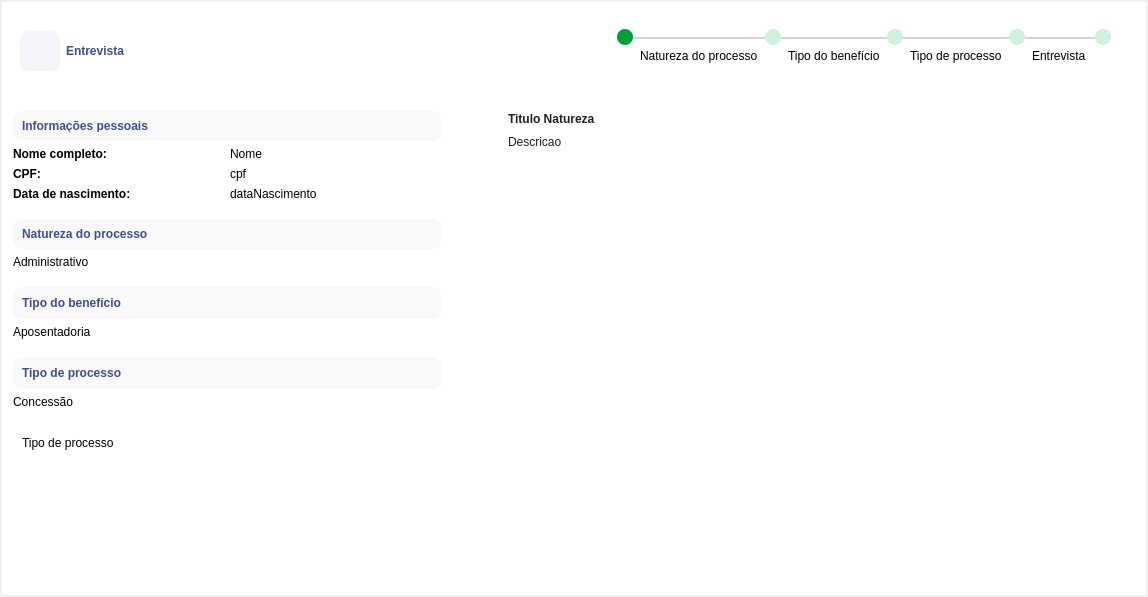
The window that Design/UI/newEntrevistaPrincipal.ui (newprev/PrevCliente) describes before a commit, drawn with Qt 5.
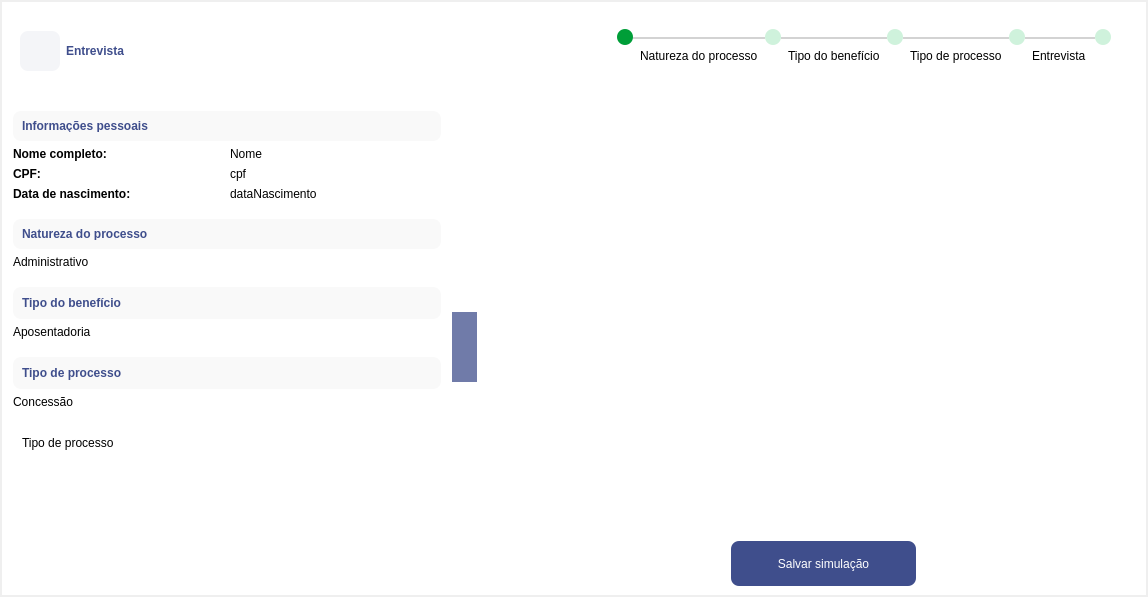
The same window after the commit. The open tabs and pages were chosen to show the change. Icons and pictures are not drawn.

Commit message: Implementação dos cards de simulações

Patch:
```diff
--- a/Design/UI/newEntrevistaPrincipal.ui
+++ b/Design/UI/newEntrevistaPrincipal.ui
@@ -1759,6 +1759,161 @@
              </item>
             </layout>
            </widget>
+           <widget class="QWidget" name="pgSimulacao">
+            <property name="styleSheet">
+             <string notr="true">/* ---------------- QWidget ----------------- */
+#pgSimulacao, #frItensSimulacao, #scaSimulacoes {
+	background-color: white;
+}
+
+/* ------------------ Push Button --------------------*/
+#pbInfoCliente {
+	font: 12pt &quot;Avenir LT Std&quot;;
+
+	background-color:	 rgba(63, 78, 140, 190);
+	color: white;
+	border: 0px solid none;
+
+	background-image: url(:/proximo/next.png);
+	background-position: center;
+	background-repeat: no-repeat;
+}
+
+#pbSalvarSimulacao {
+	font: 12pt &quot;Avenir LT Std&quot;;
+	color: white;
+
+	border-radius: 8px;
+	padding: 10px;
+	background-color: #3F4E8C;
+}
+
+</string>
+            </property>
+            <layout class="QHBoxLayout" name="horizontalLayout_7">
+             <property name="spacing">
+              <number>24</number>
+             </property>
+             <property name="leftMargin">
+              <number>0</number>
+             </property>
+             <property name="topMargin">
+              <number>0</number>
+             </property>
+             <property name="rightMargin">
+              <number>0</number>
+             </property>
+             <property name="bottomMargin">
+              <number>0</number>
+             </property>
+             <item alignment="Qt::AlignLeft|Qt::AlignVCenter">
+              <widget class="QPushButton" name="pbInfoCliente">
+               <property name="minimumSize">
+                <size>
+                 <width>25</width>
+                 <height>70</height>
+                </size>
+               </property>
+               <property name="maximumSize">
+                <size>
+                 <width>25</width>
+                 <height>70</height>
+                </size>
+               </property>
+               <property name="text">
+                <string/>
+               </property>
+               <property name="default">
+                <bool>false</bool>
+               </property>
+               <property name="flat">
+                <bool>false</bool>
+               </property>
+              </widget>
+             </item>
+             <item>
+              <widget class="QFrame" name="frItensSimulacao">
+               <property name="sizePolicy">
+                <sizepolicy hsizetype="MinimumExpanding" vsizetype="Preferred">
+                 <horstretch>0</horstretch>
+                 <verstretch>0</verstretch>
+                </sizepolicy>
+               </property>
+               <property name="frameShape">
+                <enum>QFrame::NoFrame</enum>
+               </property>
+               <property name="frameShadow">
+                <enum>QFrame::Raised</enum>
+               </property>
+               <layout class="QGridLayout" name="gridLayout_6">
+                <item row="0" column="0" colspan="2">
+                 <widget class="QScrollArea" name="scrollAreaSimulacoes">
+                  <property name="sizePolicy">
+                   <sizepolicy hsizetype="Preferred" vsizetype="Preferred">
+                    <horstretch>0</horstretch>
+                    <verstretch>0</verstretch>
+                   </sizepolicy>
+                  </property>
+                  <property name="frameShape">
+                   <enum>QFrame::NoFrame</enum>
+                  </property>
+                  <property name="sizeAdjustPolicy">
+                   <enum>QAbstractScrollArea::AdjustToContents</enum>
+                  </property>
+                  <property name="widgetResizable">
+                   <bool>true</bool>
+                  </property>
+                  <property name="alignment">
+                   <set>Qt::AlignCenter</set>
+                  </property>
+                  <widget class="QWidget" name="scaSimulacoes">
+                   <property name="geometry">
+                    <rect>
+                     <x>0</x>
+                     <y>0</y>
+                     <width>627</width>
+                     <height>426</height>
+                    </rect>
+                   </property>
+                   <property name="sizePolicy">
+                    <sizepolicy hsizetype="MinimumExpanding" vsizetype="Preferred">
+                     <horstretch>0</horstretch>
+                     <verstretch>0</verstretch>
+                    </sizepolicy>
+                   </property>
+                  </widget>
+                 </widget>
+                </item>
+                <item row="1" column="0" colspan="2" alignment="Qt::AlignHCenter">
+                 <widget class="QPushButton" name="pbSalvarSimulacao">
+                  <property name="minimumSize">
+                   <size>
+                    <width>185</width>
+                    <height>45</height>
+                   </size>
+                  </property>
+                  <property name="maximumSize">
+                   <size>
+                    <width>16777215</width>
+                    <height>16777215</height>
+                   </size>
+                  </property>
+                  <property name="sizeIncrement">
+                   <size>
+                    <width>0</width>
+                    <height>0</height>
+                   </size>
+                  </property>
+                  <property name="text">
+                   <string>Salvar simulação</string>
+                  </property>
+                 </widget>
+                </item>
+               </layout>
+              </widget>
+             </item>
+            </layout>
+           </widget>
           </widget>
          </item>
         </layout>
```
The commit also changes 14 other files.
